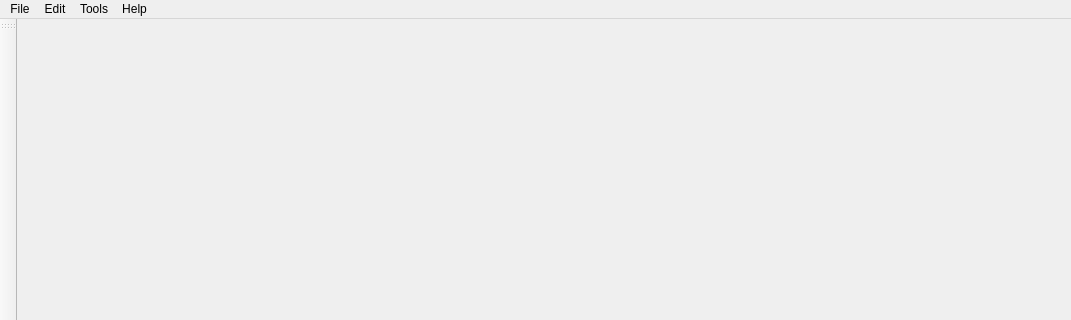
Qt form gui/bitmapeditor/mainwindow.ui (Badmaneers/BootMod) before a commit; both pictures show x 0 to 1071 and y 0 to 320 of the 1071 by 728 pixel window.
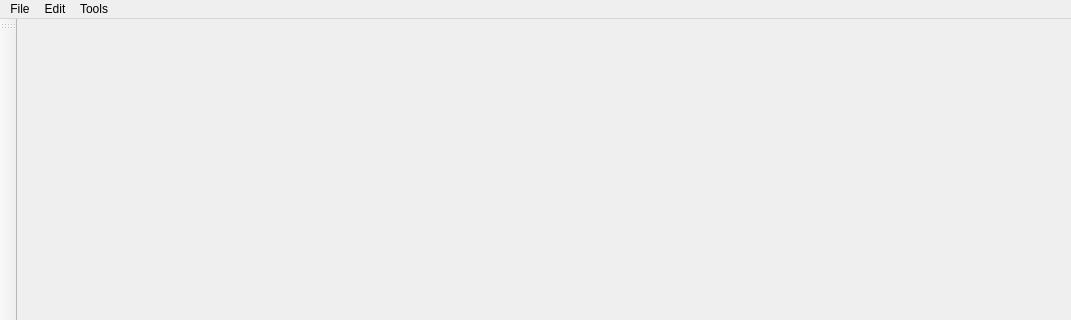
The same form after that commit. Icons and pictures are not drawn.

Commit message: feat: Remove Help menu from MainWindow UI to streamline navigation

Diff of the .ui file:
```diff
--- a/gui/bitmapeditor/mainwindow.ui
+++ b/gui/bitmapeditor/mainwindow.ui
@@ -52,12 +52,6 @@
     <addaction name="actionFill"/>
     <addaction name="actionText"/>
    </widget>
-   <widget class="QMenu" name="menuHelp">
-    <property name="title">
-     <string>Help</string>
-    </property>
-    <addaction name="actionAbout"/>
-   </widget>
    <widget class="QMenu" name="menuEdit">
     <property name="title">
      <string>Edit</string>
```
